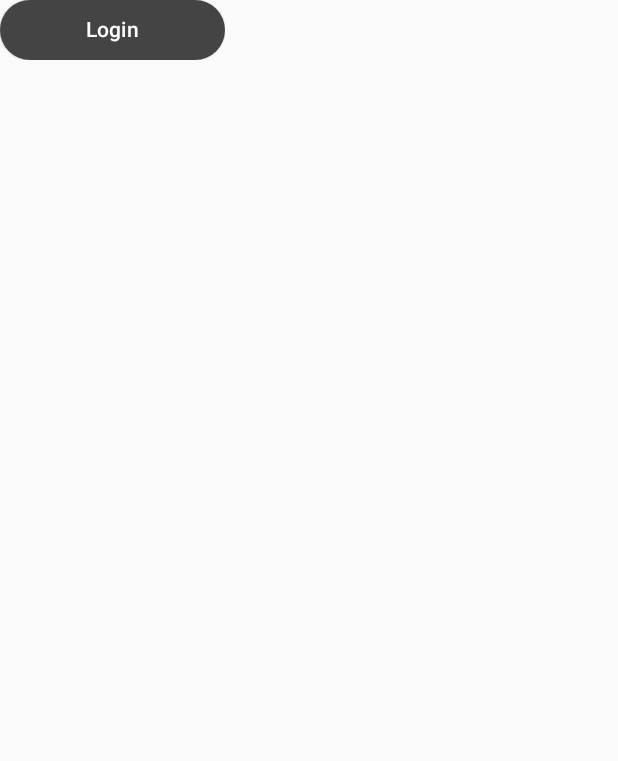
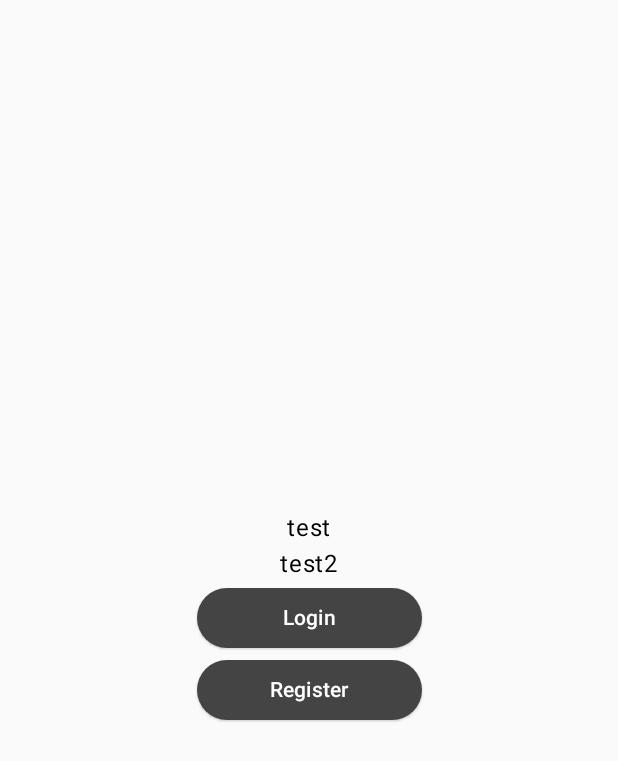
Before and after one commit to thePhenom21/talkativeJetpack, an Android app built with Jetpack Compose: the screen it shows after launch (MainActivity), on a phone screen of 412 x 824 dp. Shown: the top 761 px of the screen. Run offline under Robolectric (Android 15) with nearby library versions, the phone set to English and light mode, and no system bars.

Commit message:
initial set up

```diff
--- a/app/src/main/java/com/cosulabs/talkative/MainActivity.kt
+++ b/app/src/main/java/com/cosulabs/talkative/MainActivity.kt
@@ -5,6 +5,7 @@ import androidx.activity.ComponentActivity
 import androidx.activity.compose.setContent
 import androidx.compose.material3.MaterialTheme
 import com.cosulabs.talkative.components.LoginButton
+import com.cosulabs.talkative.views.LoginView
 
 
 class MainActivity : ComponentActivity() {
@@ -13,7 +14,7 @@ class MainActivity : ComponentActivity() {
         super.onCreate(savedInstanceState)
         setContent {
             MaterialTheme {
-                LoginButton(onClick = {}, text = "Login")
+                LoginView()
             }
         }
 
--- a/app/src/main/java/com/cosulabs/talkative/components/Buttons.kt
+++ b/app/src/main/java/com/cosulabs/talkative/components/Buttons.kt
@@ -1,7 +1,10 @@
 package com.cosulabs.talkative.components
 
 import androidx.compose.foundation.border
+import androidx.compose.foundation.layout.fillMaxHeight
+import androidx.compose.foundation.layout.fillMaxWidth
 import androidx.compose.foundation.layout.height
+import androidx.compose.foundation.layout.waterfallPadding
 import androidx.compose.foundation.layout.width
 import androidx.compose.foundation.shape.CircleShape
 import androidx.compose.foundation.shape.RoundedCornerShape
@@ -26,13 +29,12 @@ class Buttons {
 @Preview
 @Composable
 fun LoginButton(
-    width : Dp = 150.dp,
-    height : Dp = 40.dp,
+    modifier: Modifier = Modifier.waterfallPadding(),
     onClick : () -> Unit = {},
     text: String = "Login"
 ){
 
-    ElevatedButton(modifier = Modifier.width(width).height(height = height),onClick = onClick, colors = ButtonDefaults.buttonColors(containerColor = Color.DarkGray)) {
+    ElevatedButton(modifier = modifier,onClick = onClick, colors = ButtonDefaults.buttonColors(containerColor = Color.DarkGray)) {
         Text(text)
     }
 }
--- /dev/null
+++ b/app/src/main/java/com/cosulabs/talkative/util/Configurations.kt
@@ -0,0 +1,11 @@
+package com.cosulabs.talkative.util
+
+import androidx.compose.ui.unit.dp
+
+class Configurations {
+
+
+
+}
+
+val BUTTON_WIDTH = 150.dp
--- a/app/src/main/java/com/cosulabs/talkative/views/HomePage.kt
+++ b/app/src/main/java/com/cosulabs/talkative/views/HomePage.kt
@@ -2,13 +2,11 @@ package com.cosulabs.talkative.views
 
 import androidx.activity.ComponentActivity
 import androidx.compose.runtime.Composable
-import com.cosulabs.talkative.chat.*
-
 class HomePage : ComponentActivity() {
 
     @Composable
     fun homePage(){
-        Chat()
+
     }
 
 }
--- a/app/src/main/java/com/cosulabs/talkative/views/LoginPage.kt
+++ b/app/src/main/java/com/cosulabs/talkative/views/LoginPage.kt
@@ -1,6 +1,31 @@
 package com.cosulabs.talkative.views
 
 import androidx.activity.ComponentActivity
+import androidx.compose.foundation.layout.Arrangement
+import androidx.compose.foundation.layout.Column
+import androidx.compose.foundation.layout.fillMaxHeight
+import androidx.compose.foundation.layout.fillMaxWidth
+import androidx.compose.foundation.layout.width
+import androidx.compose.material3.Text
+import androidx.compose.runtime.Composable
+import androidx.compose.ui.Alignment
+import androidx.compose.ui.Modifier
+import androidx.compose.ui.platform.LocalConfiguration
+import androidx.compose.ui.unit.dp
+import com.cosulabs.talkative.components.LoginButton
+import com.cosulabs.talkative.util.BUTTON_WIDTH
 
 class LoginPage : ComponentActivity() {
+
 }
+
+
+@Composable
+fun LoginView(){
+    Column(modifier = Modifier.fillMaxWidth().fillMaxHeight(),verticalArrangement = Arrangement.Center, horizontalAlignment = Alignment.CenterHorizontally) {
+        Text("test")
+        Text(text = "test2")
+        LoginButton(text = "Login", modifier = Modifier.width(BUTTON_WIDTH))
+        LoginButton(text = "Register",modifier = Modifier.width(BUTTON_WIDTH))
+    }
+}
```
